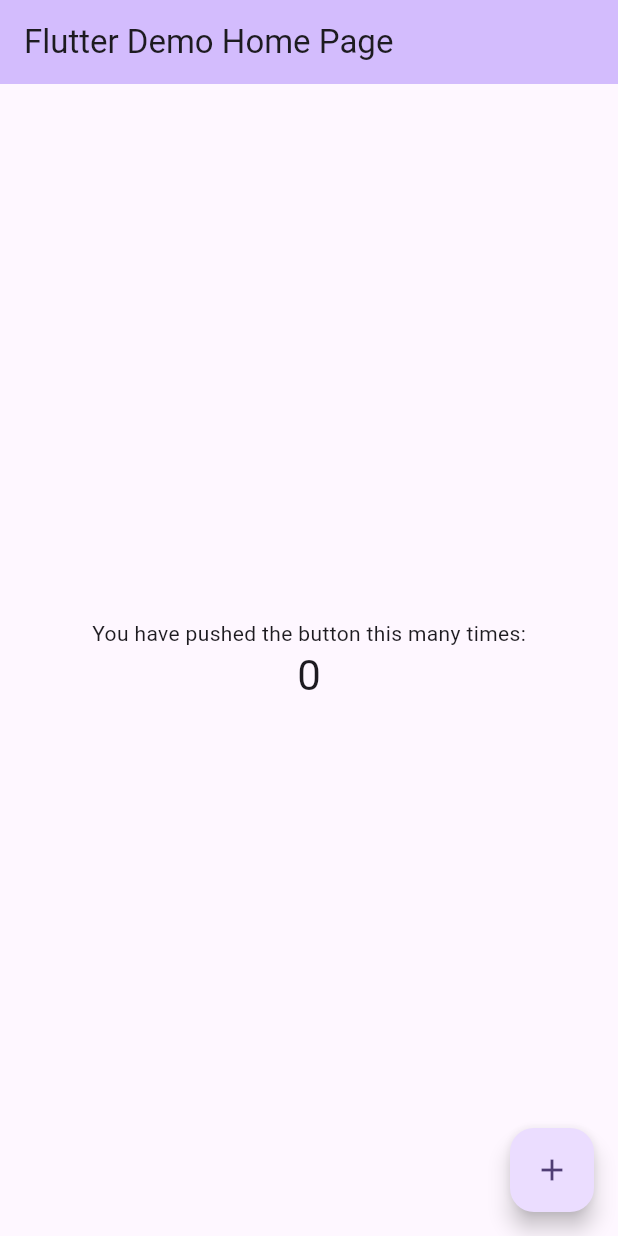
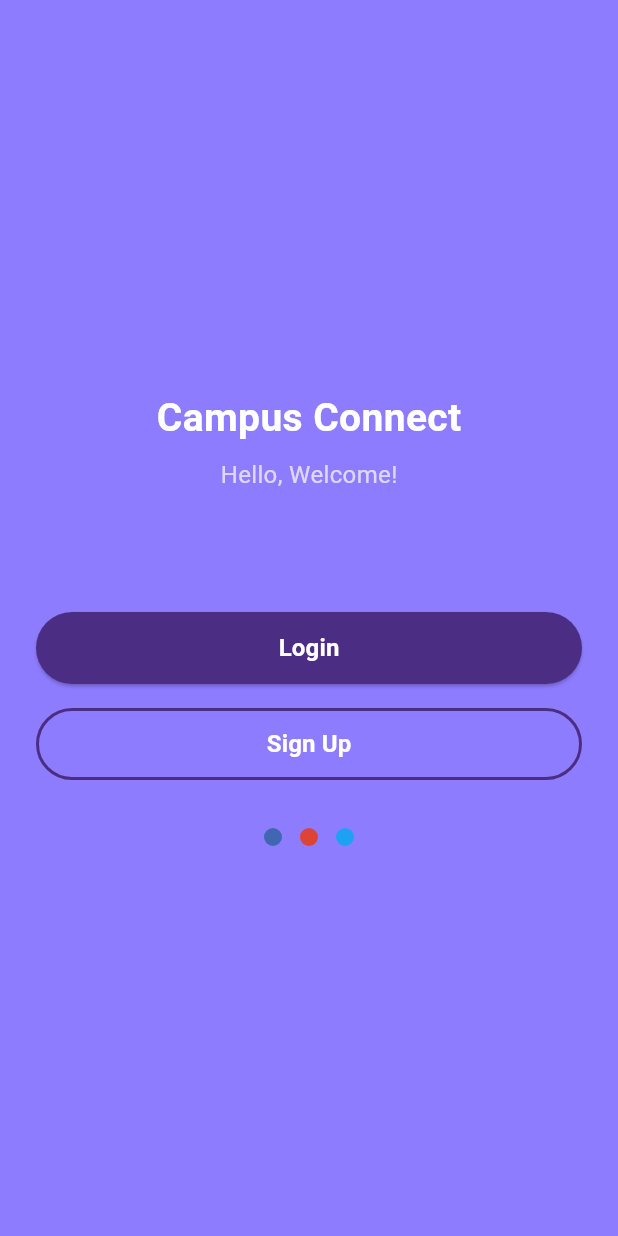
Before and after one commit to SelsabilBou/Campus-Connect, a Flutter app: the screen it shows after launch, on a phone screen of 412 x 824 dp. Run offline on Flutter 3.47's test engine with Material 3 defaults, Android fonts, the phone set to English and light mode, and no system bars.

Commit message:
Add welcome, auth and register screens

```diff
--- a/lib/main.dart
+++ b/lib/main.dart
@@ -1,4 +1,5 @@
 import 'package:flutter/material.dart';
+import 'welcome_screen.dart';
 
 void main() {
   runApp(const MyApp());
@@ -7,116 +8,11 @@ void main() {
 class MyApp extends StatelessWidget {
   const MyApp({super.key});
 
-  // This widget is the root of your application.
   @override
   Widget build(BuildContext context) {
-    return MaterialApp(
-      title: 'Flutter Demo',
-      theme: ThemeData(
-        // This is the theme of your application.
-        //
-        // TRY THIS: Try running your application with "flutter run". You'll see
-        // the application has a purple toolbar. Then, without quitting the app,
-        // try changing the seedColor in the colorScheme below to Colors.green
-        // and then invoke "hot reload" (save your changes or press the "hot
-        // reload" button in a Flutter-supported IDE, or press "r" if you used
-        // the command line to start the app).
-        //
-        // Notice that the counter didn't reset back to zero; the application
-        // state is not lost during the reload. To reset the state, use hot
-        // restart instead.
-        //
-        // This works for code too, not just values: Most code changes can be
-        // tested with just a hot reload.
-        colorScheme: .fromSeed(seedColor: Colors.deepPurple),
-      ),
-      home: const MyHomePage(title: 'Flutter Demo Home Page'),
+    return const MaterialApp(
+      debugShowCheckedModeBanner: false,
+      home: WelcomeScreen(),
     );
   }
 }
-
-class MyHomePage extends StatefulWidget {
-  const MyHomePage({super.key, required this.title});
-
-  // This widget is the home page of your application. It is stateful, meaning
-  // that it has a State object (defined below) that contains fields that affect
-  // how it looks.
-
-  // This class is the configuration for the state. It holds the values (in this
-  // case the title) provided by the parent (in this case the App widget) and
-  // used by the build method of the State. Fields in a Widget subclass are
-  // always marked "final".
-
-  final String title;
-
-  @override
-  State<MyHomePage> createState() => _MyHomePageState();
-}
-
-class _MyHomePageState extends State<MyHomePage> {
-  int _counter = 0;
-
-  void _incrementCounter() {
-    setState(() {
-      // This call to setState tells the Flutter framework that something has
-      // changed in this State, which causes it to rerun the build method below
-      // so that the display can reflect the updated values. If we changed
-      // _counter without calling setState(), then the build method would not be
-      // called again, and so nothing would appear to happen.
-      _counter++;
-    });
-  }
-
-  @override
-  Widget build(BuildContext context) {
-    // This method is rerun every time setState is called, for instance as done
-    // by the _incrementCounter method above.
-    //
-    // The Flutter framework has been optimized to make rerunning build methods
-    // fast, so that you can just rebuild anything that needs updating rather
-    // than having to individually change instances of widgets.
-    return Scaffold(
-      appBar: AppBar(
-        // TRY THIS: Try changing the color here to a specific color (to
-        // Colors.amber, perhaps?) and trigger a hot reload to see the AppBar
-        // change color while the other colors stay the same.
-        backgroundColor: Theme.of(context).colorScheme.inversePrimary,
-        // Here we take the value from the MyHomePage object that was created by
-        // the App.build method, and use it to set our appbar title.
-        title: Text(widget.title),
-      ),
-      body: Center(
-        // Center is a layout widget. It takes a single child and positions it
-        // in the middle of the parent.
-        child: Column(
-          // Column is also a layout widget. It takes a list of children and
-          // arranges them vertically. By default, it sizes itself to fit its
-          // children horizontally, and tries to be as tall as its parent.
-          //
-          // Column has various properties to control how it sizes itself and
-          // how it positions its children. Here we use mainAxisAlignment to
-          // center the children vertically; the main axis here is the vertical
-          // axis because Columns are vertical (the cross axis would be
-          // horizontal).
-          //
-          // TRY THIS: Invoke "debug painting" (choose the "Toggle Debug Paint"
-          // action in the IDE, or press "p" in the console), to see the
-          // wireframe for each widget.
-          mainAxisAlignment: .center,
-          children: [
-            const Text('You have pushed the button this many times:'),
-            Text(
-              '$_counter',
-              style: Theme.of(context).textTheme.headlineMedium,
-            ),
-          ],
-        ),
-      ),
-      floatingActionButton: FloatingActionButton(
-        onPressed: _incrementCounter,
-        tooltip: 'Increment',
-        child: const Icon(Icons.add),
-      ),
-    );
-  }
-}
--- /dev/null
+++ b/lib/welcome_screen.dart
@@ -0,0 +1,137 @@
+import 'package:flutter/material.dart';
+import 'auth_screen.dart';      // page login (celle qu’on a faite)
+import 'register_screen.dart'; // on la fera après
+
+class WelcomeScreen extends StatelessWidget {
+  const WelcomeScreen({super.key});
+
+  @override
+  Widget build(BuildContext context) {
+    const Color backgroundColor = Color(0xFF8E7CFF); // violet foncé
+    const Color buttonColor = Color(0xFF4B2E83);     // violet clair / beige
+    const Color textColor = Colors.white;
+
+    return Scaffold(
+      backgroundColor: backgroundColor,
+      body: SafeArea(
+        child: Center(
+          child: Padding(
+            padding: const EdgeInsets.symmetric(horizontal: 24.0),
+            child: Column(
+              mainAxisAlignment: MainAxisAlignment.center,
+              children: [
+                // Nom de l’app
+                const Text(
+                  'Campus Connect',
+                  style: TextStyle(
+                    color: textColor,
+                    fontSize: 26,
+                    fontWeight: FontWeight.bold,
+                  ),
+                ),
+                const SizedBox(height: 8),
+                const Text(
+                  'Hello, Welcome!',
+                  style: TextStyle(
+                    color: Colors.white70,
+                    fontSize: 16,
+                  ),
+                ),
+                const SizedBox(height: 40),
+
+                // ici tu pourras mettre une image/illustration plus tard
+
+                const SizedBox(height: 40),
+
+                // bouton LOGIN
+                SizedBox(
+                  width: double.infinity,
+                  height: 48,
+                  child: ElevatedButton(
+                    onPressed: () {
+                      Navigator.of(context).push(
+                        MaterialPageRoute(
+                          builder: (_) => const AuthScreen(),
+                        ),
+                      );
+                    },
+                    style: ElevatedButton.styleFrom(
+                      backgroundColor: buttonColor,
+                      shape: RoundedRectangleBorder(
+                        borderRadius: BorderRadius.circular(24),
+                      ),
+                    ),
+                    child: const Text(
+                      'Login',
+                      style: TextStyle(
+                        color: textColor,
+                        fontSize: 16,
+                        fontWeight: FontWeight.w600,
+                      ),
+                    ),
+                  ),
+                ),
+                const SizedBox(height: 16),
+
+                // bouton SIGN UP
+                SizedBox(
+                  width: double.infinity,
+                  height: 48,
+                  child: OutlinedButton(
+                    onPressed: () {
+                      Navigator.of(context).push(
+                        MaterialPageRoute(
+                          builder: (_) => const RegisterScreen(),
+                        ),
+                      );
+                    },
+                    style: OutlinedButton.styleFrom(
+                      side: const BorderSide(color: buttonColor, width: 2),
+                      shape: RoundedRectangleBorder(
+                        borderRadius: BorderRadius.circular(24),
+                      ),
+                    ),
+                    child: const Text(
+                      'Sign Up',
+                      style: TextStyle(
+                        color: textColor,
+                        fontSize: 16,
+                        fontWeight: FontWeight.w600,
+                      ),
+                    ),
+                  ),
+                ),
+                const SizedBox(height: 32),
+
+                // petits ronds réseaux sociaux (optionnels)
+                Row(
+                  mainAxisAlignment: MainAxisAlignment.center,
+                  children: const [
+                    _SocialDot(color: Color(0xFF4267B2)), // FB
+                    SizedBox(width: 12),
+                    _SocialDot(color: Color(0xFFDB4437)), // Google
+                    SizedBox(width: 12),
+                    _SocialDot(color: Color(0xFF1DA1F2)), // autre
+                  ],
+                ),
+              ],
+            ),
+          ),
+        ),
+      ),
+    );
+  }
+}
+
+class _SocialDot extends StatelessWidget {
+  final Color color;
+  const _SocialDot({required this.color});
+
+  @override
+  Widget build(BuildContext context) {
+    return CircleAvatar(
+      radius: 6,
+      backgroundColor: color,
+    );
+  }
+}
```
Also changed, not shown: lib/auth_screen.dart (added, +206 -0 lines), lib/register_screen.dart (added, +256 -0 lines).
